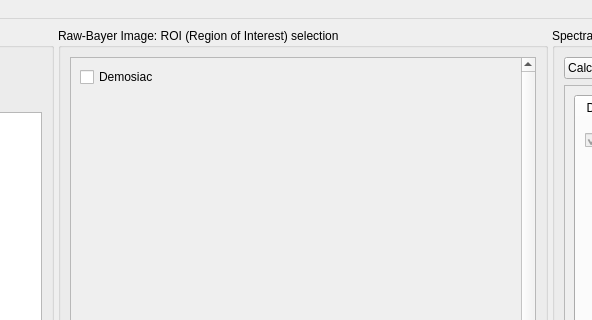
Before: the Qt Designer form UI/UI_Mainwindow.ui in garid3000/bps_spectrometer_gui, drawn with Qt 5; both pictures show x 264 to 856 and y 0 to 320 of the 1229 by 748 pixel window.
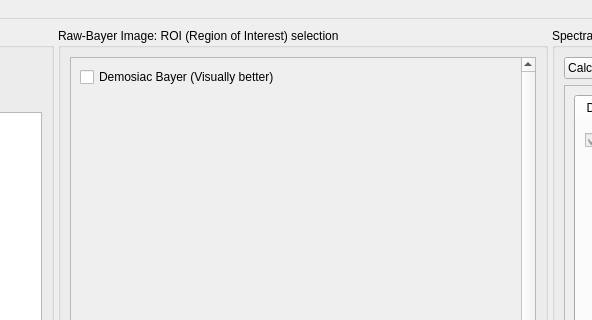
After: the same form once the commit is applied. Icons and pictures are not drawn. Custom widgets are drawn as their Qt base class.

What changed in the file:
```diff
--- a/UI/UI_Mainwindow.ui
+++ b/UI/UI_Mainwindow.ui
@@ -126,7 +126,7 @@
             <item>
              <widget class="QCheckBox" name="cb_rawbayer_visual_demosiac">
               <property name="text">
-               <string>Demosiac</string>
+               <string>Demosiac Bayer (Visually better)</string>
               </property>
              </widget>
             </item>
```
Left out of the diff: 26 changed lines with no effect on the pictures.
